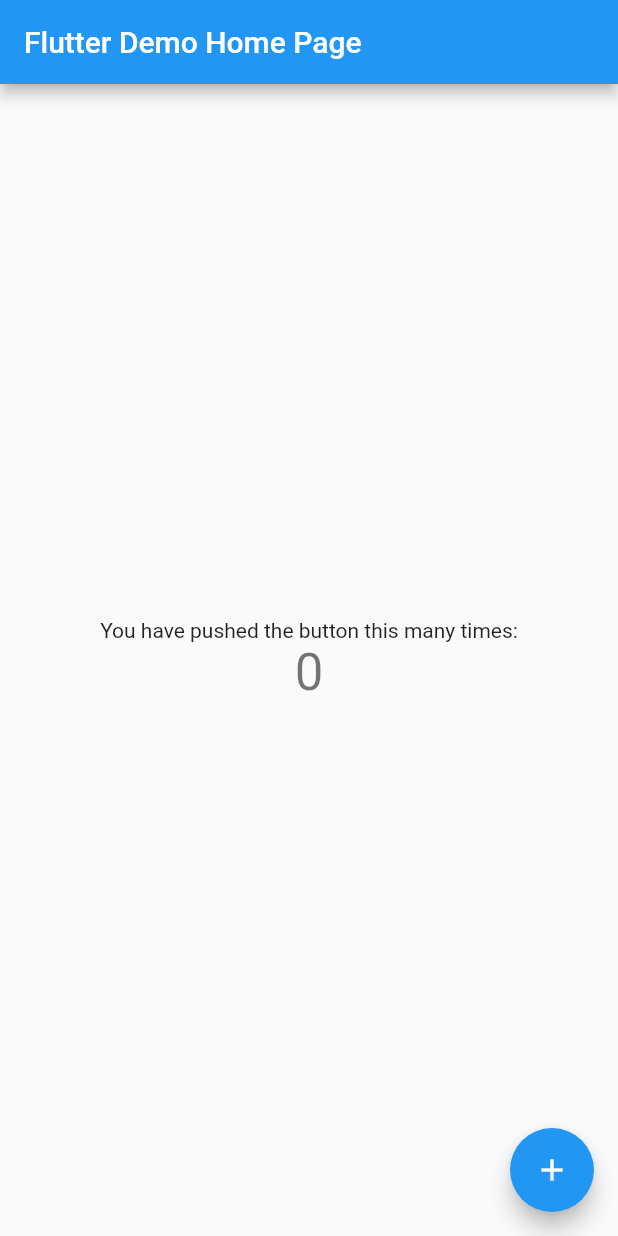
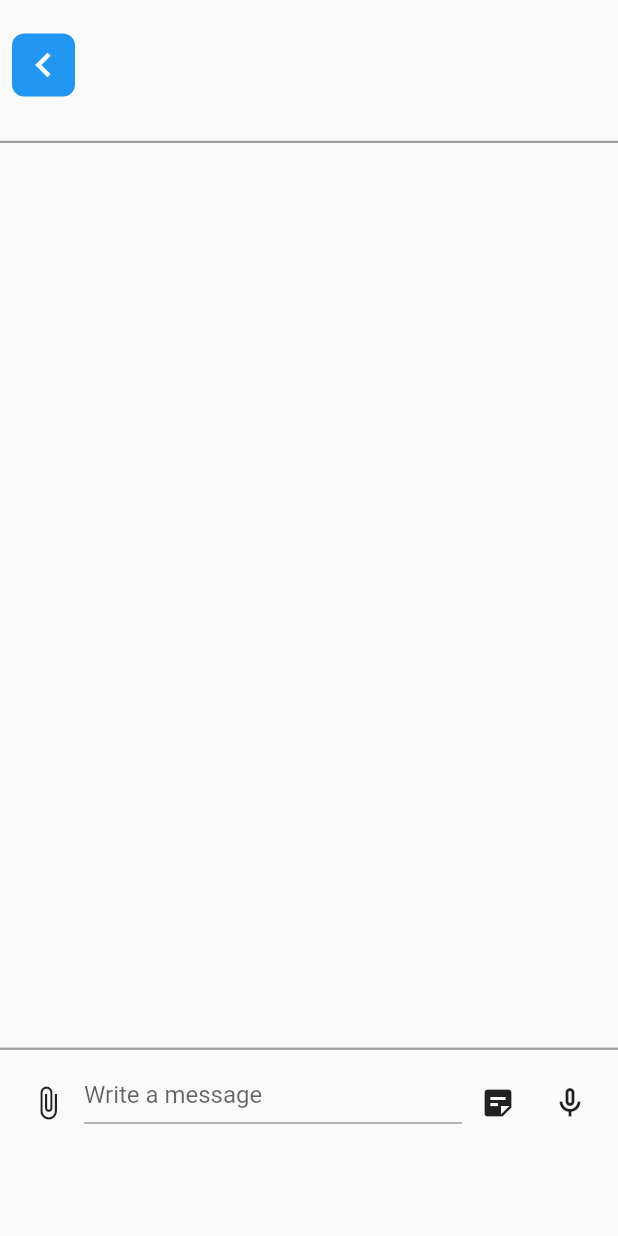
Before and after one commit to jyryuitpro/messenger, a Flutter app: the screen it shows after launch, on a phone screen of 412 x 824 dp. Run offline on Flutter 3.47's test engine with Material 2 defaults, Android fonts, the phone set to English and light mode, and no system bars.

Commit message:
Messenger App Part 1

```diff
--- a/lib/main.dart
+++ b/lib/main.dart
@@ -1,115 +1,18 @@
 import 'package:flutter/material.dart';
+import 'package:messenger/screens/messenger_chat_page.dart';
 
 void main() {
-  runApp(const MyApp());
+  runApp(const MessengerApp());
 }
 
-class MyApp extends StatelessWidget {
-  const MyApp({Key? key}) : super(key: key);
+class MessengerApp extends StatelessWidget {
+  const MessengerApp({Key? key}) : super(key: key);
 
-  // This widget is the root of your application.
   @override
   Widget build(BuildContext context) {
     return MaterialApp(
-      title: 'Flutter Demo',
-      theme: ThemeData(
-        // This is the theme of your application.
-        //
-        // Try running your application with "flutter run". You'll see the
-        // application has a blue toolbar. Then, without quitting the app, try
-        // changing the primarySwatch below to Colors.green and then invoke
-        // "hot reload" (press "r" in the console where you ran "flutter run",
-        // or simply save your changes to "hot reload" in a Flutter IDE).
-        // Notice that the counter didn't reset back to zero; the application
-        // is not restarted.
-        primarySwatch: Colors.blue,
-      ),
-      home: const MyHomePage(title: 'Flutter Demo Home Page'),
+      debugShowCheckedModeBanner: false,
+      home: MessengerChatPage(),
     );
   }
 }
-
-class MyHomePage extends StatefulWidget {
-  const MyHomePage({Key? key, required this.title}) : super(key: key);
-
-  // This widget is the home page of your application. It is stateful, meaning
-  // that it has a State object (defined below) that contains fields that affect
-  // how it looks.
-
-  // This class is the configuration for the state. It holds the values (in this
-  // case the title) provided by the parent (in this case the App widget) and
-  // used by the build method of the State. Fields in a Widget subclass are
-  // always marked "final".
-
-  final String title;
-
-  @override
-  State<MyHomePage> createState() => _MyHomePageState();
-}
-
-class _MyHomePageState extends State<MyHomePage> {
-  int _counter = 0;
-
-  void _incrementCounter() {
-    setState(() {
-      // This call to setState tells the Flutter framework that something has
-      // changed in this State, which causes it to rerun the build method below
-      // so that the display can reflect the updated values. If we changed
-      // _counter without calling setState(), then the build method would not be
-      // called again, and so nothing would appear to happen.
-      _counter++;
-    });
-  }
-
-  @override
-  Widget build(BuildContext context) {
-    // This method is rerun every time setState is called, for instance as done
-    // by the _incrementCounter method above.
-    //
-    // The Flutter framework has been optimized to make rerunning build methods
-    // fast, so that you can just rebuild anything that needs updating rather
-    // than having to individually change instances of widgets.
-    return Scaffold(
-      appBar: AppBar(
-        // Here we take the value from the MyHomePage object that was created by
-        // the App.build method, and use it to set our appbar title.
-        title: Text(widget.title),
-      ),
-      body: Center(
-        // Center is a layout widget. It takes a single child and positions it
-        // in the middle of the parent.
-        child: Column(
-          // Column is also a layout widget. It takes a list of children and
-          // arranges them vertically. By default, it sizes itself to fit its
-          // children horizontally, and tries to be as tall as its parent.
-          //
-          // Invoke "debug painting" (press "p" in the console, choose the
-          // "Toggle Debug Paint" action from the Flutter Inspector in Android
-          // Studio, or the "Toggle Debug Paint" command in Visual Studio Code)
-          // to see the wireframe for each widget.
-          //
-          // Column has various properties to control how it sizes itself and
-          // how it positions its children. Here we use mainAxisAlignment to
-          // center the children vertically; the main axis here is the vertical
-          // axis because Columns are vertical (the cross axis would be
-          // horizontal).
-          mainAxisAlignment: MainAxisAlignment.center,
-          children: <Widget>[
-            const Text(
-              'You have pushed the button this many times:',
-            ),
-            Text(
-              '$_counter',
-              style: Theme.of(context).textTheme.headline4,
-            ),
-          ],
-        ),
-      ),
-      floatingActionButton: FloatingActionButton(
-        onPressed: _incrementCounter,
-        tooltip: 'Increment',
-        child: const Icon(Icons.add),
-      ), // This trailing comma makes auto-formatting nicer for build methods.
-    );
-  }
-}
--- /dev/null
+++ b/lib/screens/messenger_chat_page.dart
@@ -0,0 +1,113 @@
+import 'package:flutter/material.dart';
+
+class MessengerChatPage extends StatefulWidget {
+  const MessengerChatPage({Key? key}) : super(key: key);
+
+  @override
+  _MessengerChatPageState createState() => _MessengerChatPageState();
+}
+
+class _MessengerChatPageState extends State<MessengerChatPage> {
+  TextEditingController _textEditingController = TextEditingController();
+
+  @override
+  Widget build(BuildContext context) {
+    return Scaffold(
+      body: SafeArea(
+        child: Column(
+          crossAxisAlignment: CrossAxisAlignment.start,
+          children: [
+            Expanded(
+              flex: 3,
+              child: Padding(
+                padding: const EdgeInsets.all(8.0),
+                child: Row(
+                  children: [
+                    Container(
+                      height: 42,
+                      width: 42,
+                      decoration: BoxDecoration(
+                        color: Colors.blue,
+                        borderRadius: BorderRadius.circular(8),
+                      ),
+                      child: Center(
+                        child: Icon(
+                          Icons.keyboard_arrow_left_outlined,
+                          size: 32,
+                          color: Colors.white,
+                        ),
+                      ),
+                    ),
+                    Expanded(
+                      child: Column(
+                        children: [],
+                      ),
+                    ),
+                    Container(
+                      height: 42,
+                      width: 42,
+                    ),
+                  ],
+                ),
+              ),
+            ),
+            Divider(
+              color: Colors.grey,
+              thickness: 1.5,
+            ),
+            Expanded(
+              flex: 25,
+              child: SingleChildScrollView(
+                child: Column(
+                  children: [
+                    SizedBox(
+                      height: MediaQuery.of(context).size.height / 1.4,
+                      child: ListView(),
+                    ),
+                    Divider(
+                      color: Colors.grey,
+                      thickness: 1.5,
+                    ),
+                    SizedBox(
+                      height: 50,
+                      child: Padding(
+                        padding: const EdgeInsets.all(8.0),
+                        child: Row(
+                          children: [
+                            IconButton(
+                              onPressed: () {},
+                              icon: Icon(Icons.attach_file_outlined),
+                            ),
+                            Expanded(
+                              child: TextField(
+                                controller: _textEditingController,
+                                decoration: InputDecoration(
+                                  hintText: "Write a message",
+                                ),
+                                onSubmitted: (value) {
+                                  _textEditingController.clear();
+                                },
+                              ),
+                            ),
+                            IconButton(
+                              onPressed: () {},
+                              icon: Icon(Icons.sticky_note_2),
+                            ),
+                            IconButton(
+                              onPressed: () {},
+                              icon: Icon(Icons.mic_none_outlined),
+                            ),
+                          ],
+                        ),
+                      ),
+                    ),
+                  ],
+                ),
+              ),
+            ),
+          ],
+        ),
+      ),
+    );
+  }
+}
```
